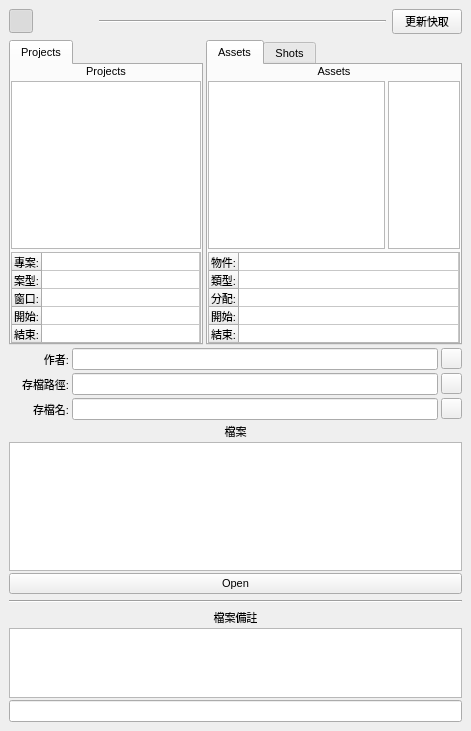
Qt form maya_scripts/ui/qt_main_ui.ui (tws0002/scripts) before a commit.
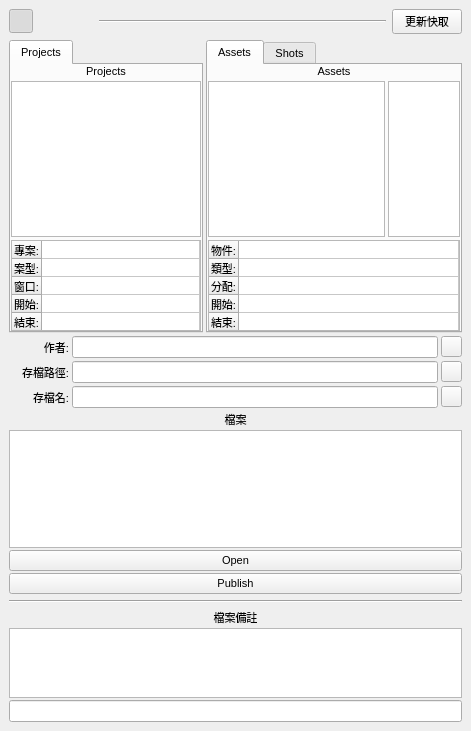
The same form after that commit. Icons and pictures are not drawn. Custom widgets are drawn as their Qt base class.

```diff
--- a/maya_scripts/ui/qt_main_ui.ui
+++ b/maya_scripts/ui/qt_main_ui.ui
@@ -793,6 +793,13 @@
            </property>
           </widget>
          </item>
+         <item>
+          <widget class="QPushButton" name="publish_button">
+           <property name="text">
+            <string>Publish</string>
+           </property>
+          </widget>
+         </item>
         </layout>
        </item>
        <item>
```
